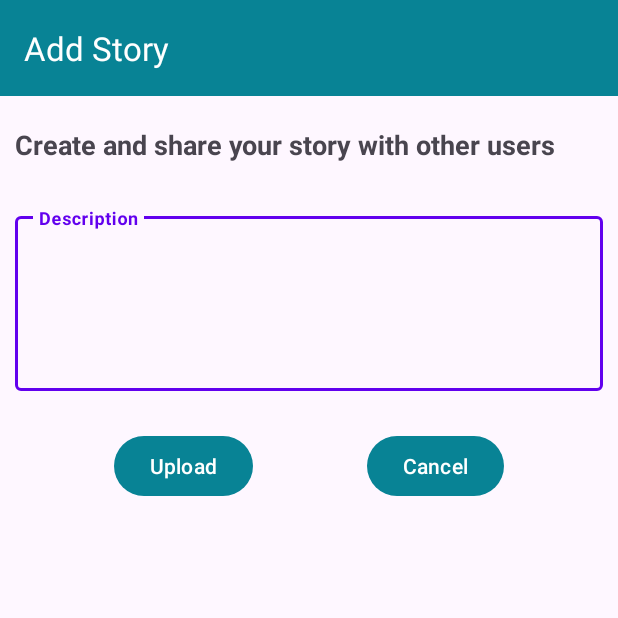
After one commit to AutismDetection-C23-PR518/Frontend, an Android app: the AddStory screen opened directly, with no data from a screen before it, on a phone screen of 412 x 824 dp, the top half of it. The commit adds this screen. Run offline under Robolectric (Android 15) with nearby library versions, the phone set to English and light mode, and no system bars.

Commit message:
update add story success

```diff
--- a/app/src/main/AndroidManifest.xml
+++ b/app/src/main/AndroidManifest.xml
@@ -14,6 +14,9 @@
         android:theme="@style/Theme.AutisDetection"
         android:usesCleartextTraffic="true"
         tools:targetApi="31">
+        <activity
+            android:name=".view.story.AddStory"
+            android:exported="false" />
         <activity
             android:name=".view.test.ScreeningTestActivity"
             android:exported="false" />
--- a/app/src/main/java/com/dicoding/autisdetection/responses/StoryResponses.kt
+++ b/app/src/main/java/com/dicoding/autisdetection/responses/StoryResponses.kt
@@ -38,3 +38,9 @@ data class User(
     @SerializedName("email")
     val email: String
 )
+
+
+data class StoryRequest(
+    @SerializedName("post")
+    val post: String
+)
--- a/app/src/main/java/com/dicoding/autisdetection/setting/ViewModelFactory.kt
+++ b/app/src/main/java/com/dicoding/autisdetection/setting/ViewModelFactory.kt
@@ -7,6 +7,7 @@ import com.dicoding.autisdetection.auth.LoginViewModel
 import com.dicoding.autisdetection.auth.RegisterViewModel
 import com.dicoding.autisdetection.view.main.ui.home.HomeViewModel
 import com.dicoding.autisdetection.view.main.ui.notifications.NotificationsViewModel
+import com.dicoding.autisdetection.view.story.StoryViewModel
 
 class ViewModelFactory(private val preference: SharedPreference, private val context: Context) : ViewModelProvider.Factory  {
 
@@ -26,6 +27,9 @@ class ViewModelFactory(private val preference: SharedPreference, private val con
             modelClass.isAssignableFrom(HomeViewModel::class.java) -> {
                 HomeViewModel(preference) as T
             }
+            modelClass.isAssignableFrom(StoryViewModel::class.java) -> {
+                StoryViewModel(preference) as T
+            }
             else -> throw Throwable("Unknown ViewModel class: " + modelClass.name)
         }
     }
--- a/app/src/main/java/com/dicoding/autisdetection/view/main/ui/home/HomeViewModel.kt
+++ b/app/src/main/java/com/dicoding/autisdetection/view/main/ui/home/HomeViewModel.kt
@@ -33,8 +33,9 @@ class HomeViewModel(private val sharedPreferences: SharedPreference) : ViewModel
                     ) {
                         _isLoading.value = false
                         if (response.isSuccessful) {
-                            dataStory.value = response.body()
-                            Log.d("HomeViewModel", "onResponse: ${response.body()}")
+                            val sortedStories = response.body()?.sortedByDescending { it.createdAt }
+                            dataStory.value = sortedStories as List<StoryResponses>
+                            Log.d("HomeViewModel", "onResponse: $sortedStories")
                         } else {
                             Log.d(
                                 "HomeViewModel",
@@ -53,4 +54,5 @@ class HomeViewModel(private val sharedPreferences: SharedPreference) : ViewModel
                 })
         }
     }
+
 }
--- /dev/null
+++ b/app/src/main/java/com/dicoding/autisdetection/view/story/AddStory.kt
@@ -0,0 +1,66 @@
+package com.dicoding.autisdetection.view.story
+
+import android.app.Activity
+import android.content.Context
+import android.content.Intent
+import androidx.appcompat.app.AppCompatActivity
+import android.os.Bundle
+import android.view.View
+import androidx.datastore.core.DataStore
+import androidx.datastore.preferences.core.Preferences
+import androidx.datastore.preferences.preferencesDataStore
+import androidx.lifecycle.ViewModelProvider
+import androidx.navigation.findNavController
+import com.dicoding.autisdetection.R
+import com.dicoding.autisdetection.databinding.ActivityAddStoryBinding
+import com.dicoding.autisdetection.setting.SharedPreference
+import com.dicoding.autisdetection.setting.ViewModelFactory
+import com.dicoding.autisdetection.view.main.HomeActivity
+
+class AddStory : AppCompatActivity() {
+
+    private lateinit var binding: ActivityAddStoryBinding
+    private lateinit var viewModel: StoryViewModel
+    private val REQUEST_ADD_STORY = 100
+    private val Context.dataStore: DataStore<Preferences> by preferencesDataStore(name = "settings")
+
+    override fun onCreate(savedInstanceState: Bundle?) {
+        super.onCreate(savedInstanceState)
+        binding = ActivityAddStoryBinding.inflate(layoutInflater)
+        setContentView(binding.root)
+
+        supportActionBar?.hide()
+
+        viewModel = ViewModelProvider(this, ViewModelFactory(SharedPreference.getInstance(dataStore), this))[StoryViewModel::class.java]
+
+
+        viewModel.isLoading.observe(this) {
+            binding.loading.visibility = if (it) View.VISIBLE else View.GONE
+            binding.deskripsiEditText.isEnabled = !it
+        }
+
+        binding.cancelButton.setOnClickListener {
+            val intent = Intent()
+            setResult(Activity.RESULT_CANCELED, intent)
+            finish()
+        }
+
+
+
+        binding.uploadButton.setOnClickListener {
+            val deskripsi = binding.deskripsiEditText.text.toString()
+            if (deskripsi.isEmpty()) {
+                binding.deskripsiEditText.error = "Deskripsi tidak boleh kosong"
+                binding.deskripsiEditText.requestFocus()
+                return@setOnClickListener
+            }
+
+            viewModel.sendStory(deskripsi)
+            startActivity(Intent(this, HomeActivity::class.java))
+            finish()
+        }
+
+
+
+    }
+}
--- /dev/null
+++ b/app/src/main/res/layout/activity_add_story.xml
@@ -0,0 +1,102 @@
+<?xml version="1.0" encoding="utf-8"?>
+<androidx.constraintlayout.widget.ConstraintLayout
+    xmlns:android="http://schemas.android.com/apk/res/android"
+    xmlns:app="http://schemas.android.com/apk/res-auto"
+    xmlns:tools="http://schemas.android.com/tools"
+    android:layout_width="match_parent"
+    android:layout_height="match_parent"
+    tools:context=".view.story.AddStory">
+
+    <com.google.android.material.appbar.AppBarLayout
+        android:id="@+id/app"
+        android:layout_width="match_parent"
+        android:layout_height="wrap_content"
+        app:layout_constraintTop_toTopOf="parent">
+
+        <com.google.android.material.appbar.MaterialToolbar
+            android:id="@+id/topAppBar"
+            android:layout_width="match_parent"
+            android:layout_height="?attr/actionBarSize"
+            app:title="Add Story"
+            app:titleTextColor="@android:color/white"
+            android:background="@color/sage" />
+
+    </com.google.android.material.appbar.AppBarLayout>
+
+
+    <ProgressBar
+        android:id="@+id/loading"
+        style="?android:attr/progressBarStyle"
+        android:layout_width="wrap_content"
+        android:layout_height="wrap_content"
+        android:indeterminate="true"
+        android:visibility="invisible"
+        app:layout_constraintBottom_toBottomOf="parent"
+        app:layout_constraintEnd_toEndOf="parent"
+        app:layout_constraintStart_toStartOf="parent"
+        app:layout_constraintTop_toTopOf="parent"/>
+
+    <TextView
+        android:id="@+id/textView"
+        android:layout_width="match_parent"
+        android:layout_height="wrap_content"
+        android:text="Create and share your story with other users"
+        android:textSize="18sp"
+        android:textStyle="bold"
+        android:padding="10dp"
+        android:layout_marginTop="10dp"
+        app:layout_constraintTop_toBottomOf="@id/app"
+        app:layout_constraintStart_toStartOf="parent"
+        app:layout_constraintEnd_toEndOf="parent" />
+
+    <com.google.android.material.textfield.TextInputLayout
+        android:id="@+id/deskripsi"
+        android:layout_width="0dp"
+        android:layout_height="wrap_content"
+        android:layout_marginTop="10dp"
+        android:padding="10dp"
+        app:layout_constraintTop_toBottomOf="@id/textView"
+        app:layout_constraintStart_toStartOf="parent"
+        app:layout_constraintEnd_toEndOf="parent">
+
+        <EditText
+            android:id="@+id/deskripsiEditText"
+            android:layout_width="match_parent"
+            android:layout_height="wrap_content"
+            android:hint="Description"
+            android:inputType="textMultiLine"
+            android:minLines="5"
+            android:gravity="top"
+            android:padding="10dp"
+            android:textSize="16sp"
+            android:textStyle="bold" />
+
+    </com.google.android.material.textfield.TextInputLayout>
+
+    <com.google.android.material.button.MaterialButton
+        android:id="@+id/uploadButton"
+        android:layout_width="wrap_content"
+        android:layout_height="wrap_content"
+        android:text="Upload"
+        app:backgroundTint="@color/sage"
+        app:layout_constraintTop_toBottomOf="@id/deskripsi"
+        app:layout_constraintStart_toStartOf="parent"
+        app:layout_constraintEnd_toStartOf="@id/cancelButton"
+        android:layout_marginTop="16dp"
+        android:layout_marginEnd="8dp"
+        android:layout_marginStart="16dp" />
+
+    <com.google.android.material.button.MaterialButton
+        android:id="@+id/cancelButton"
+        android:layout_width="wrap_content"
+        android:layout_height="wrap_content"
+        android:text="Cancel"
+        app:backgroundTint="@color/sage"
+        app:layout_constraintTop_toBottomOf="@id/deskripsi"
+        app:layout_constraintEnd_toEndOf="parent"
+        app:layout_constraintStart_toEndOf="@id/uploadButton"
+        android:layout_marginTop="16dp"
+        android:layout_marginEnd="16dp"
+        android:layout_marginStart="8dp" />
+
+</androidx.constraintlayout.widget.ConstraintLayout>
--- a/app/src/main/res/layout/activity_home.xml
+++ b/app/src/main/res/layout/activity_home.xml
@@ -17,6 +17,7 @@
             android:layout_width="match_parent"
             android:layout_height="?attr/actionBarSize"
             android:background="@color/sage"
+            app:menu="@menu/menu_option"
             app:popupTheme="@style/Theme.AutisDetection.PopupOverlay">
 
             <TextView
```
Also changed, not shown: app/src/main/java/com/dicoding/autisdetection/api/ApiService.kt (+7 -0 lines), app/src/main/java/com/dicoding/autisdetection/view/main/HomeActivity.kt (+24 -0 lines), app/src/main/java/com/dicoding/autisdetection/view/main/ui/home/HomeFragment.kt (+13 -1 lines), app/src/main/java/com/dicoding/autisdetection/view/story/StoryViewModel.kt (added, +60 -0 lines), app/src/main/res/drawable/add.xml (added, +9 -0 lines), app/src/main/res/menu/menu_option.xml (added, +11 -0 lines).
